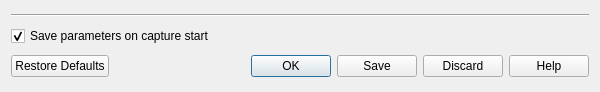
Qt form utilities/wireshark/ui/qt/extcap_options_dialog.ui (kimocoder/nexmon) before a commit.
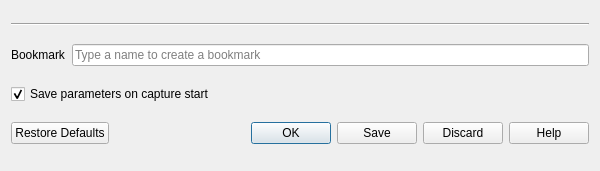
The same form after that commit.

The edit to the form file:
```diff
--- a/utilities/wireshark/ui/qt/extcap_options_dialog.ui
+++ b/utilities/wireshark/ui/qt/extcap_options_dialog.ui
@@ -7,7 +7,7 @@
     <x>0</x>
     <y>0</y>
     <width>600</width>
-    <height>92</height>
+    <height>171</height>
    </rect>
   </property>
   <property name="minimumSize">
@@ -27,6 +27,24 @@
      </property>
     </widget>
    </item>
+   <item>
+    <layout class="QHBoxLayout" name="bookmarkHorizontalLayout">
+     <item>
+      <widget class="QLabel" name="bookmarkLabel">
+       <property name="text">
+        <string>Bookmark</string>
+       </property>
+      </widget>
+     </item>
+     <item>
+      <widget class="QLineEdit" name="bookmarkLineEdit">
+       <property name="placeholderText">
+        <string>Type a name to create a bookmark</string>
+       </property>
+      </widget>
+     </item>
+    </layout>
+   </item>
    <item>
     <widget class="QCheckBox" name="checkSaveOnStart">
      <property name="text">
```
Left out of the diff: 4 changed lines with no effect on the pictures.
